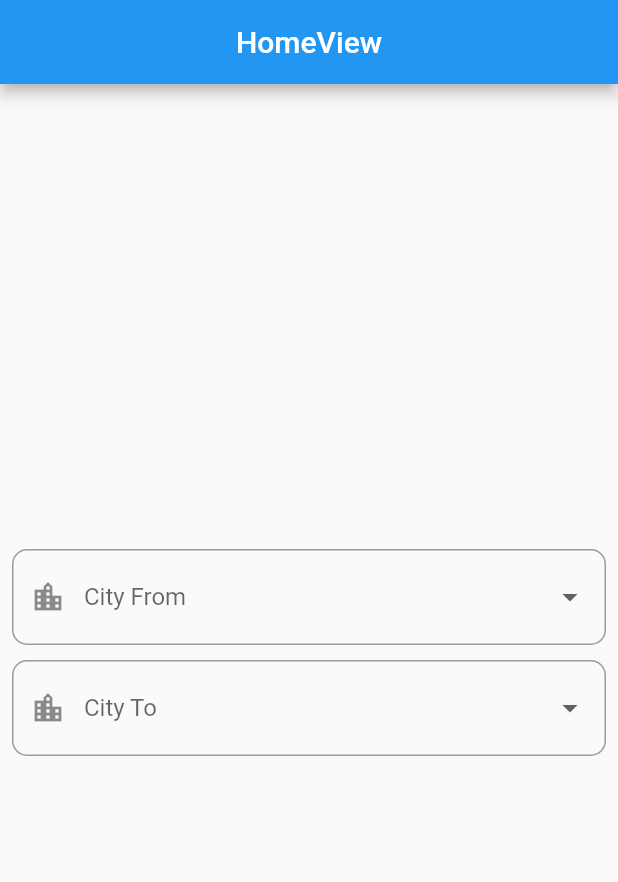
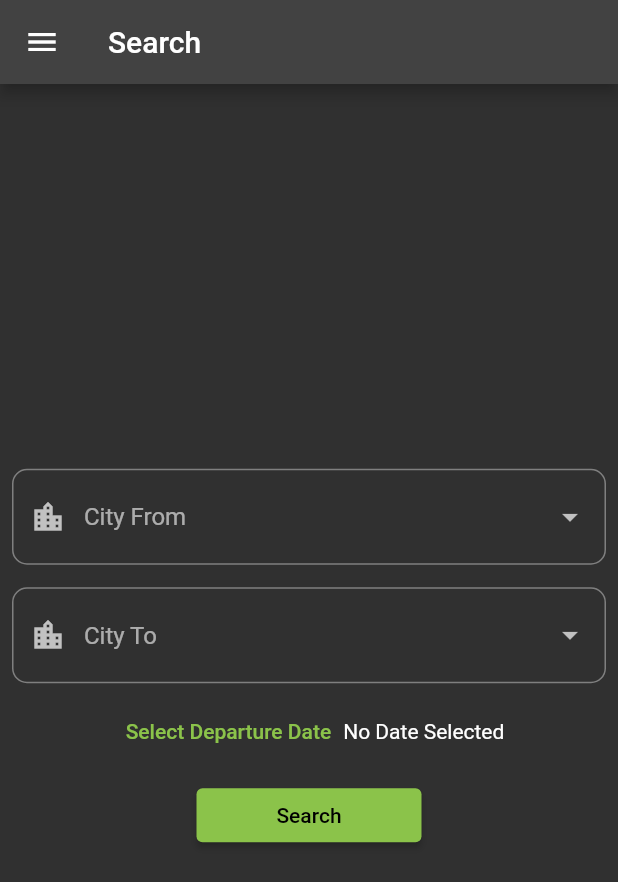
Before and after one commit to Shahidullah191/Bus-Reservation-Project, a Flutter app: the screen it shows after launch, on a phone screen of 412 x 824 dp. Shown: the top 882 px of the screen. Run offline on Flutter 3.47's test engine with Material 2 defaults, Android fonts, the phone set to English and light mode, and no system bars; our stand-ins replace another_flushbar, get.

```diff
--- /dev/null
+++ b/lib/app/modules/search_page/controllers/search_page_controller.dart
@@ -0,0 +1,59 @@
+import 'package:another_flushbar/flushbar.dart';
+import 'package:bus_reservation/app/data/datasource/temp_db.dart';
+import 'package:flutter/material.dart';
+import 'package:get/get.dart';
+
+import '../../../data/utils/helper_functions.dart';
+
+class SearchPageController extends GetxController {
+  //TODO: Implement SearchPageController
+
+  String? formCity;
+  String? toCity;
+
+  final formKey = GlobalKey<FormState>();
+
+  ///This function is used to pick the date
+  @override
+  void onInit() {
+    // TODO: implement onInit
+    super.onInit();
+    temp = DateTime.now();
+    departureDate = temp.obs;
+  }
+
+  DateTime temp = DateTime.now();
+  Rx<DateTime> departureDate = DateTime.now().obs;
+  void selectDate() async {
+    final DateTime? selectedDate = await showDatePicker(
+      context: Get.context!,
+      initialDate: DateTime.now(),
+      firstDate: DateTime.now(),
+      lastDate: DateTime.now().add(
+        const Duration(days: 7),
+      ),
+    );
+    if (selectedDate != null && selectedDate != departureDate?.value) {
+      departureDate?.value = selectedDate;
+      update();
+    }
+  }
+
+  ///This function is used to search the route
+  void search() {
+    if (formKey.currentState!.validate()) {
+      try {
+        final route = TempDB.tableRoute.firstWhere((element) =>
+            element.cityFrom == formCity && element.cityTo == toCity);
+        showMessage(route.routeName);
+      } on StateError catch (e) {
+        showMessage("No route found");
+      }
+    }
+
+    if (departureDate == temp) {
+      showMessage("Please select departure date");
+      return;
+    }
+  }
+}
--- /dev/null
+++ b/lib/app/modules/search_page/views/search_page_view.dart
@@ -0,0 +1,133 @@
+import 'package:bus_reservation/app/data/utils/helper_functions.dart';
+import 'package:flutter/material.dart';
+
+import 'package:get/get.dart';
+
+import '../../../data/utils/constants.dart';
+import '../controllers/search_page_controller.dart';
+
+class SearchPageView extends GetView<SearchPageController> {
+  const SearchPageView({Key? key}) : super(key: key);
+  @override
+  Widget build(BuildContext context) {
+    return Scaffold(
+      appBar: AppBar(
+        leading: IconButton(onPressed: () {}, icon: const Icon(Icons.menu)),
+        title: const Text('Search'),
+      ),
+      body: Form(
+        key: controller.formKey,
+        child: Center(
+          child: ListView(
+            shrinkWrap: true,
+            padding: const EdgeInsets.all(8.0),
+            children: [
+              ///create drop down button for city from
+              DropdownButtonFormField<String>(
+                validator: (value) {
+                  if (value == null || value.isEmpty) {
+                    return emptyFieldErrMessage;
+                  }
+                  return null;
+                },
+                isExpanded: true,
+                decoration: InputDecoration(
+                  hintText: 'City From',
+                  prefixIcon: const Icon(Icons.location_city),
+                  border: OutlineInputBorder(
+                    borderRadius: BorderRadius.circular(10),
+                  ),
+                  errorStyle: const TextStyle(
+                    color: Colors.redAccent,
+                  ),
+                ),
+                items: cities
+                    .map(
+                      (city) => DropdownMenuItem<String>(
+                        value: city,
+                        child: Text(city),
+                      ),
+                    )
+                    .toList(),
+                value: controller.formCity,
+                onChanged: (value) {
+                  controller.formCity = value.toString();
+                },
+              ),
+
+              const SizedBox(height: 15),
+
+              ///create drop down button for city to
+              DropdownButtonFormField<String>(
+                validator: (value) {
+                  if (value == null || value.isEmpty) {
+                    return emptyFieldErrMessage;
+                  }
+                  return null;
+                },
+                isExpanded: true,
+                decoration: InputDecoration(
+                  hintText: 'City To',
+                  prefixIcon: const Icon(Icons.location_city),
+                  border: OutlineInputBorder(
+                    borderRadius: BorderRadius.circular(10),
+                  ),
+                  errorStyle: const TextStyle(
+                    color: Colors.redAccent,
+                  ),
+                ),
+                items: cities
+                    .map(
+                      (city) => DropdownMenuItem<String>(
+                        value: city,
+                        child: Text(city),
+                      ),
+                    )
+                    .toList(),
+                value: controller.toCity,
+                onChanged: (value) {
+                  controller.toCity = value.toString();
+                },
+              ),
+
+              Padding(
+                padding: const EdgeInsets.all(8.0),
+                child: Row(
+                  mainAxisAlignment: MainAxisAlignment.center,
+                  children: [
+                    TextButton(
+                      onPressed: () {
+                        controller.selectDate();
+                      },
+                      child: const Text('Select Departure Date'),
+                    ),
+                    Obx(
+                      () => Text(
+                        controller.departureDate.value == controller.temp
+                            ? 'No Date Selected'
+                            : getFormattedDate(controller.departureDate.value,
+                                pattern: 'EEE, MMM d, yyyy'),
+                      ),
+                    ),
+                  ],
+                ),
+              ),
+
+              Center(
+                child: SizedBox(
+                  width: 150,
+                  child: ElevatedButton(
+                    onPressed: () {
+                      controller.search();
+                    },
+                    child: const Text('Search'),
+                  ),
+                ),
+              ),
+            ],
+          ),
+        ),
+      ),
+    );
+  }
+}
--- a/lib/app/routes/app_pages.dart
+++ b/lib/app/routes/app_pages.dart
@@ -2,13 +2,15 @@ import 'package:get/get.dart';
 
 import '../modules/home/bindings/home_binding.dart';
 import '../modules/home/views/home_view.dart';
+import '../modules/search_page/bindings/search_page_binding.dart';
+import '../modules/search_page/views/search_page_view.dart';
 
 part 'app_routes.dart';
 
 class AppPages {
   AppPages._();
 
-  static const INITIAL = Routes.HOME;
+  static const INITIAL = Routes.SEARCH_PAGE;
 
   static final routes = [
     GetPage(
@@ -16,5 +18,10 @@ class AppPages {
       page: () => const HomeView(),
       binding: HomeBinding(),
     ),
+    GetPage(
+      name: _Paths.SEARCH_PAGE,
+      page: () => const SearchPageView(),
+      binding: SearchPageBinding(),
+    ),
   ];
 }
--- a/lib/app/routes/app_routes.dart
+++ b/lib/app/routes/app_routes.dart
@@ -4,9 +4,11 @@ part of 'app_pages.dart';
 abstract class Routes {
   Routes._();
   static const HOME = _Paths.HOME;
+  static const SEARCH_PAGE = _Paths.SEARCH_PAGE;
 }
 
 abstract class _Paths {
   _Paths._();
   static const HOME = '/home';
+  static const SEARCH_PAGE = '/search-page';
 }
--- a/lib/main.dart
+++ b/lib/main.dart
@@ -11,6 +11,11 @@ void main() {
       title: "Application",
       initialRoute: AppPages.INITIAL,
       getPages: AppPages.routes,
+      theme: ThemeData(
+        primarySwatch: Colors.lightGreen,
+        brightness: Brightness.dark,
+      ),
+
     ),
   );
 }
--- a/pubspec.yaml
+++ b/pubspec.yaml
@@ -8,6 +8,8 @@ environment:
 dependencies:
   cupertino_icons: ^1.0.2
   get: 4.6.5
+  intl: 0.18.1
+  another_flushbar: 1.12.30
   flutter:
     sdk: flutter
 
```
Also changed, not shown: lib/app/data/utils/helper_functions.dart (+24 -0 lines), lib/app/modules/search_page/bindings/search_page_binding.dart (added, +12 -0 lines), pubspec.lock.
